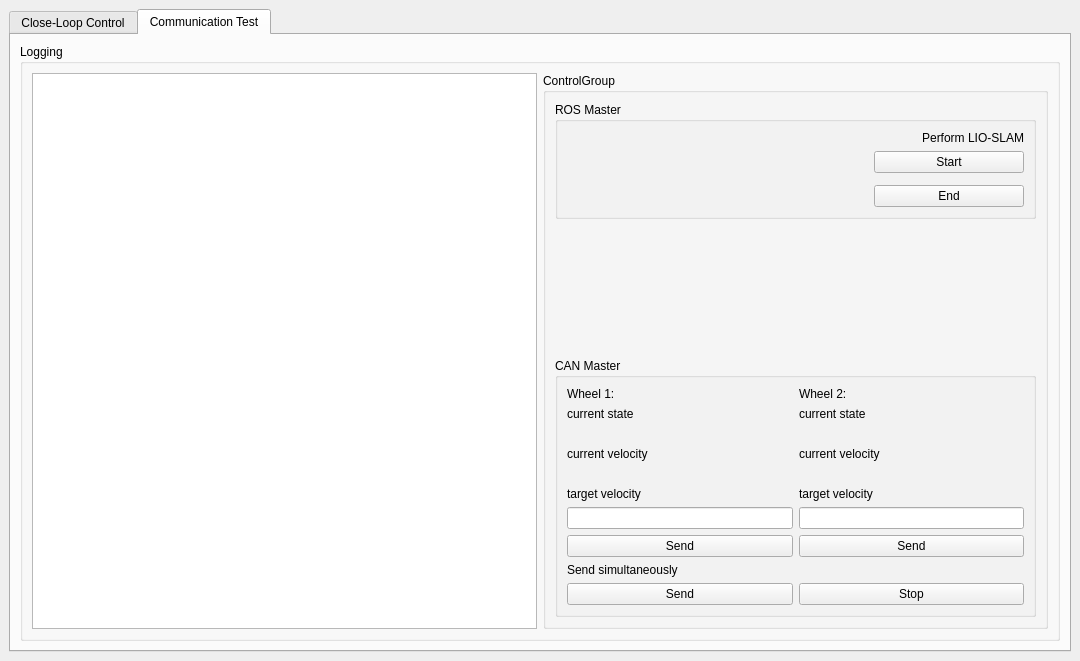
First picture: the form in ui/main_window.ui, repository zhangyl34/lio_servo, before the edit.
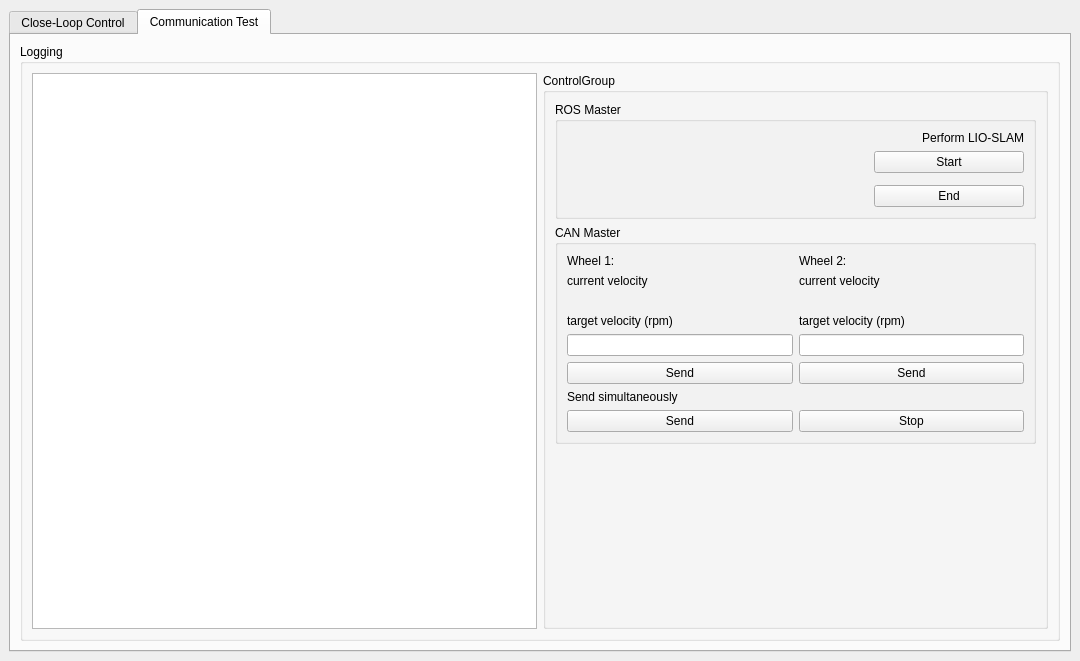
Second picture: the form after the edit. The open tabs and pages were chosen to show the change. Icons and pictures are not drawn.

```diff
--- a/ui/main_window.ui
+++ b/ui/main_window.ui
@@ -223,19 +223,6 @@
                 </property>
                </widget>
               </item>
-              <item row="22" column="1" colspan="6">
-               <spacer name="verticalSpacer1_2">
-                <property name="orientation">
-                 <enum>Qt::Vertical</enum>
-                </property>
-                <property name="sizeHint" stdset="0">
-                 <size>
-                  <width>20</width>
-                  <height>40</height>
-                 </size>
-                </property>
-               </spacer>
-              </item>
               <item row="0" column="3" rowspan="16" colspan="4">
                <widget class="QLabel" name="label1_3">
                 <property name="enabled">
@@ -380,6 +367,46 @@
                 </property>
                </widget>
               </item>
+              <item row="22" column="2" colspan="5">
+               <spacer name="verticalSpacer1_2">
+                <property name="orientation">
+                 <enum>Qt::Vertical</enum>
+                </property>
+                <property name="sizeHint" stdset="0">
+                 <size>
+                  <width>20</width>
+                  <height>40</height>
+                 </size>
+                </property>
+               </spacer>
+              </item>
+              <item row="20" column="2">
+               <widget class="QLabel" name="label">
+                <property name="text">
+                 <string>cartPara.l</string>
+                </property>
+                <property name="alignment">
+                 <set>Qt::AlignRight|Qt::AlignTrailing|Qt::AlignVCenter</set>
+                </property>
+               </widget>
+              </item>
+              <item row="20" column="6">
+               <widget class="QPushButton" name="button1_setl">
+                <property name="text">
+                 <string>Set</string>
+                </property>
+               </widget>
+              </item>
+              <item row="20" column="4">
+               <widget class="QLineEdit" name="lineEdit1_12">
+                <property name="sizePolicy">
+                 <sizepolicy hsizetype="Minimum" vsizetype="Fixed">
+                  <horstretch>0</horstretch>
+                  <verstretch>0</verstretch>
+                 </sizepolicy>
+                </property>
+               </widget>
+              </item>
              </layout>
             </widget>
            </item>
@@ -424,7 +451,14 @@
                    </property>
                   </widget>
                  </item>
-                 <item row="0" column="0" colspan="3">
+                 <item row="3" column="2">
+                  <widget class="QPushButton" name="button2_rosEnd">
+                   <property name="text">
+                    <string>End</string>
+                   </property>
+                  </widget>
+                 </item>
+                 <item row="0" column="2">
                   <widget class="QLabel" name="label2_2">
                    <property name="sizePolicy">
                     <sizepolicy hsizetype="Preferred" vsizetype="Minimum">
@@ -443,14 +477,7 @@
                    </property>
                   </widget>
                  </item>
-                 <item row="3" column="2">
-                  <widget class="QPushButton" name="button2_rosEnd">
-                   <property name="text">
-                    <string>End</string>
-                   </property>
-                  </widget>
-                 </item>
-                 <item row="1" column="0" rowspan="3" colspan="2">
+                 <item row="0" column="0" rowspan="4" colspan="2">
                   <spacer name="horizontalSpacer2">
                    <property name="orientation">
                     <enum>Qt::Horizontal</enum>
@@ -466,115 +493,13 @@
                 </layout>
                </widget>
               </item>
-              <item>
-               <spacer name="verticalSpacer2">
-                <property name="orientation">
-                 <enum>Qt::Vertical</enum>
-                </property>
-                <property name="sizeHint" stdset="0">
-                 <size>
-                  <width>20</width>
-                  <height>40</height>
-                 </size>
-                </property>
-               </spacer>
-              </item>
               <item>
                <widget class="QGroupBox" name="groupBox2_4">
                 <property name="title">
                  <string>CAN Master</string>
                 </property>
                 <layout class="QGridLayout" name="gridLayout_5">
-                 <item row="0" column="1">
-                  <widget class="QLabel" name="label2_9">
-                   <property name="sizePolicy">
-                    <sizepolicy hsizetype="Preferred" vsizetype="Minimum">
-                     <horstretch>0</horstretch>
-                     <verstretch>0</verstretch>
-                    </sizepolicy>
-                   </property>
-                   <property name="text">
-                    <string>Wheel 2:</string>
-                   </property>
-                  </widget>
-                 </item>
-                 <item row="1" column="0">
-                  <widget class="QLabel" name="label2_4">
-                   <property name="sizePolicy">
-                    <sizepolicy hsizetype="Preferred" vsizetype="Minimum">
-                     <horstretch>0</horstretch>
-                     <verstretch>0</verstretch>
-                    </sizepolicy>
-                   </property>
-                   <property name="text">
-                    <string>current state</string>
-                   </property>
-                  </widget>
-                 </item>
-                 <item row="10" column="0">
-                  <widget class="QPushButton" name="button2_canSend">
-                   <property name="text">
-                    <string>Send</string>
-                   </property>
-                  </widget>
-                 </item>
-                 <item row="5" column="1">
-                  <widget class="QLabel" name="label2_14">
-                   <property name="sizePolicy">
-                    <sizepolicy hsizetype="Preferred" vsizetype="Minimum">
-                     <horstretch>0</horstretch>
-                     <verstretch>0</verstretch>
-                    </sizepolicy>
-                   </property>
-                   <property name="text">
-                    <string>target velocity</string>
-                   </property>
-                  </widget>
-                 </item>
-                 <item row="7" column="0">
-                  <widget class="QPushButton" name="button2_w1s">
-                   <property name="text">
-                    <string>Send</string>
-                   </property>
-                  </widget>
-                 </item>
                  <item row="2" column="1">
-                  <widget class="QLabel" name="label2_11">
-                   <property name="sizePolicy">
-                    <sizepolicy hsizetype="Preferred" vsizetype="Minimum">
-                     <horstretch>0</horstretch>
-                     <verstretch>0</verstretch>
-                    </sizepolicy>
-                   </property>
-                   <property name="text">
-                    <string/>
-                   </property>
-                  </widget>
-                 </item>
-                 <item row="2" column="0">
-                  <widget class="QLabel" name="label2_5">
-                   <property name="sizePolicy">
-                    <sizepolicy hsizetype="Preferred" vsizetype="Minimum">
-                     <horstretch>0</horstretch>
-                     <verstretch>0</verstretch>
-                    </sizepolicy>
-                   </property>
-                   <property name="text">
-                    <string/>
-                   </property>
-                  </widget>
-                 </item>
-                 <item row="6" column="0">
-                  <widget class="QLineEdit" name="lineEdit2_1">
-                   <property name="sizePolicy">
-                    <sizepolicy hsizetype="Minimum" vsizetype="Fixed">
-                     <horstretch>0</horstretch>
-                     <verstretch>0</verstretch>
-                    </sizepolicy>
-                   </property>
-                  </widget>
-                 </item>
-                 <item row="4" column="1">
                   <widget class="QLabel" name="label2_13">
                    <property name="sizePolicy">
                     <sizepolicy hsizetype="Preferred" vsizetype="Minimum">
@@ -587,7 +512,7 @@
                    </property>
                   </widget>
                  </item>
-                 <item row="3" column="1">
+                 <item row="1" column="1">
                   <widget class="QLabel" name="label2_12">
                    <property name="sizePolicy">
                     <sizepolicy hsizetype="Preferred" vsizetype="Minimum">
@@ -600,14 +525,27 @@
                    </property>
                   </widget>
                  </item>
-                 <item row="7" column="1">
+                 <item row="5" column="1">
                   <widget class="QPushButton" name="button2_w2s">
                    <property name="text">
                     <string>Send</string>
                    </property>
                   </widget>
                  </item>
-                 <item row="4" column="0">
+                 <item row="6" column="0">
+                  <widget class="QLabel" name="label2_15">
+                   <property name="sizePolicy">
+                    <sizepolicy hsizetype="Preferred" vsizetype="Minimum">
+                     <horstretch>0</horstretch>
+                     <verstretch>0</verstretch>
+                    </sizepolicy>
+                   </property>
+                   <property name="text">
+                    <string>Send simultaneously</string>
+                   </property>
+                  </widget>
+                 </item>
+                 <item row="2" column="0">
                   <widget class="QLabel" name="label2_7">
                    <property name="sizePolicy">
                     <sizepolicy hsizetype="Preferred" vsizetype="Minimum">
@@ -620,20 +558,7 @@
                    </property>
                   </widget>
                  </item>
-                 <item row="0" column="0">
-                  <widget class="QLabel" name="label2_3">
-                   <property name="sizePolicy">
-                    <sizepolicy hsizetype="Preferred" vsizetype="Minimum">
-                     <horstretch>0</horstretch>
-                     <verstretch>0</verstretch>
-                    </sizepolicy>
-                   </property>
-                   <property name="text">
-                    <string>Wheel 1:</string>
-                   </property>
-                  </widget>
-                 </item>
-                 <item row="3" column="0">
+                 <item row="1" column="0">
                   <widget class="QLabel" name="label2_6">
                    <property name="sizePolicy">
                     <sizepolicy hsizetype="Preferred" vsizetype="Minimum">
@@ -647,20 +572,14 @@
                   </widget>
                  </item>
                  <item row="8" column="0">
-                  <widget class="QLabel" name="label2_15">
-                   <property name="sizePolicy">
-                    <sizepolicy hsizetype="Preferred" vsizetype="Minimum">
-                     <horstretch>0</horstretch>
-                     <verstretch>0</verstretch>
-                    </sizepolicy>
-                   </property>
+                  <widget class="QPushButton" name="button2_canSend">
                    <property name="text">
-                    <string>Send simultaneously</string>
+                    <string>Send</string>
                    </property>
                   </widget>
                  </item>
-                 <item row="1" column="1">
-                  <widget class="QLabel" name="label2_10">
+                 <item row="3" column="0">
+                  <widget class="QLabel" name="label2_8">
                    <property name="sizePolicy">
                     <sizepolicy hsizetype="Preferred" vsizetype="Minimum">
                      <horstretch>0</horstretch>
@@ -668,29 +587,62 @@
                     </sizepolicy>
                    </property>
                    <property name="text">
-                    <string>current state</string>
+                    <string>target velocity (rpm)</string>
                    </property>
                   </widget>
                  </item>
-                 <item row="6" column="1">
-                  <widget class="QLineEdit" name="lineEdit2_2">
-                   <property name="sizePolicy">
-                    <sizepolicy hsizetype="Minimum" vsizetype="Fixed">
-                     <horstretch>0</horstretch>
-                     <verstretch>0</verstretch>
-                    </sizepolicy>
-                   </property>
-                  </widget>
-                 </item>
-                 <item row="10" column="1">
+                 <item row="8" column="1">
                   <widget class="QPushButton" name="button2_canStop">
                    <property name="text">
                     <string>Stop</string>
                    </property>
                   </widget>
                  </item>
+                 <item row="0" column="1">
+                  <widget class="QLabel" name="label2_9">
+                   <property name="sizePolicy">
+                    <sizepolicy hsizetype="Preferred" vsizetype="Minimum">
+                     <horstretch>0</horstretch>
+                     <verstretch>0</verstretch>
+                    </sizepolicy>
+                   </property>
+                   <property name="text">
+                    <string>Wheel 2:</string>
+                   </property>
+                  </widget>
+                 </item>
+                 <item row="4" column="1">
+                  <widget class="QLineEdit" name="lineEdit2_2">
+                   <property name="sizePolicy">
+                    <sizepolicy hsizetype="Minimum" vsizetype="Fixed">
+                     <horstretch>0</horstretch>
+                     <verstretch>0</verstretch>
+                    </sizepolicy>
+                   </property>
+                  </widget>
+                 </item>
+                 <item row="3" column="1">
+                  <widget class="QLabel" name="label2_14">
+                   <property name="sizePolicy">
+                    <sizepolicy hsizetype="Preferred" vsizetype="Minimum">
+                     <horstretch>0</horstretch>
+                     <verstretch>0</verstretch>
+                    </sizepolicy>
+                   </property>
+                   <property name="text">
+                    <string>target velocity (rpm)</string>
+                   </property>
+                  </widget>
+                 </item>
                  <item row="5" column="0">
-                  <widget class="QLabel" name="label2_8">
+                  <widget class="QPushButton" name="button2_w1s">
+                   <property name="text">
+                    <string>Send</string>
+                   </property>
+                  </widget>
+                 </item>
+                 <item row="0" column="0">
+                  <widget class="QLabel" name="label2_3">
                    <property name="sizePolicy">
                     <sizepolicy hsizetype="Preferred" vsizetype="Minimum">
                      <horstretch>0</horstretch>
@@ -698,13 +650,36 @@
                     </sizepolicy>
                    </property>
                    <property name="text">
-                    <string>target velocity</string>
+                    <string>Wheel 1:</string>
+                   </property>
+                  </widget>
+                 </item>
+                 <item row="4" column="0">
+                  <widget class="QLineEdit" name="lineEdit2_1">
+                   <property name="sizePolicy">
+                    <sizepolicy hsizetype="Minimum" vsizetype="Fixed">
+                     <horstretch>0</horstretch>
+                     <verstretch>0</verstretch>
+                    </sizepolicy>
                    </property>
                   </widget>
                  </item>
                 </layout>
                </widget>
               </item>
+              <item>
+               <spacer name="verticalSpacer2">
+                <property name="orientation">
+                 <enum>Qt::Vertical</enum>
+                </property>
+                <property name="sizeHint" stdset="0">
+                 <size>
+                  <width>20</width>
+                  <height>40</height>
+                 </size>
+                </property>
+               </spacer>
+              </item>
              </layout>
             </widget>
            </item>
```
